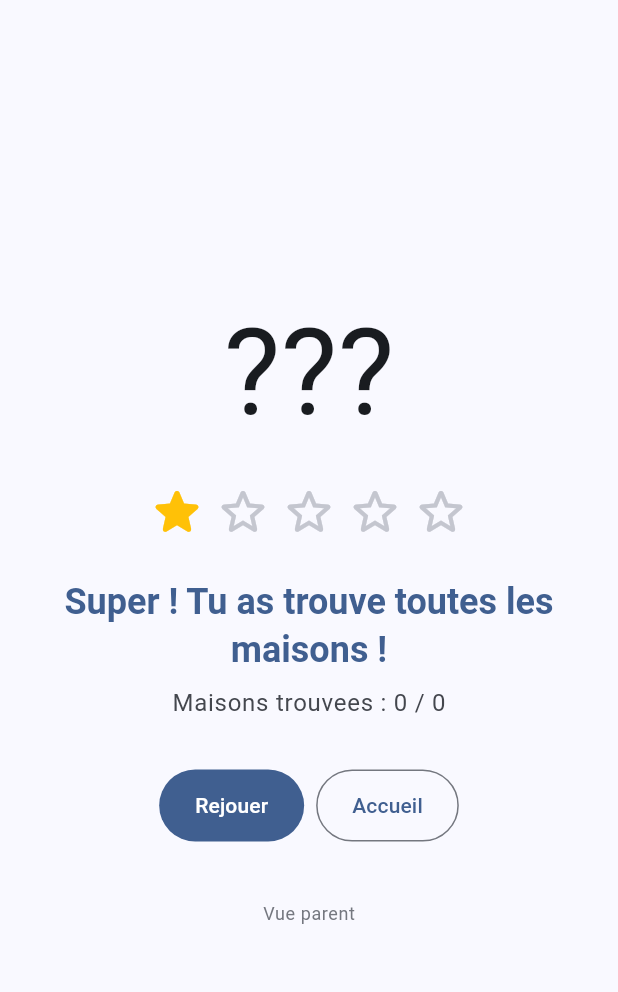
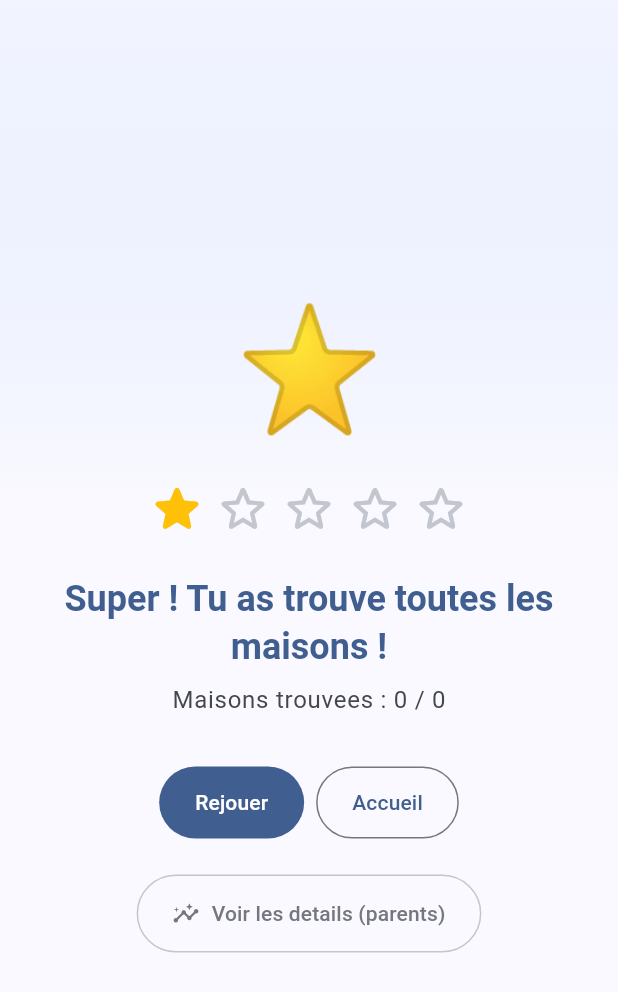
Before and after one commit to sky1241/s-TDHA-jeu, a Flutter app: the ResultScreen screen opened directly with empty values, on a phone screen of 412 x 824 dp. Shown: the top 992 px of the screen. Run offline on Flutter 3.47's test engine with Material 3 defaults, Android fonts, the phone set to English and light mode, and no system bars; our stand-ins replace shared_preferences; accounts and stored records are empty.

Commit message:
Fix emojis corrompus + UX polish v3
- Remplace tous les ??? par des Unicode escapes (profil, feedback, data cards)
- Gradient subtil sur game screen et result screen
- Bouton "Vue parent" plus visible (OutlinedButton.icon)
- Semantics/accessibilite sur les images (village, stimuli)
- Tooltip sur bouton retour
- BouncingScrollPhysics sur parent view et historique
- 0 erreurs, 0 warnings flutter analyze

Co-Authored-By: Claude Opus 4.6 <noreply@anthropic.com>

```diff
--- a/lib/main.dart
+++ b/lib/main.dart
@@ -259,11 +259,14 @@ class _HomeScreenState extends State<HomeScreen> with SingleTickerProviderStateM
                     Card(
                       elevation: 4,
                       clipBehavior: Clip.antiAlias,
+                      child: Semantics(
+                        label: 'Village des Schtroumpfs',
                         child: Image.asset(
                           'assets/images/village_stroumpf.jpg',
                           height: 200,
                           width: double.infinity,
                           fit: BoxFit.cover,
+                        ),
                       ),
                     ),
                     const SizedBox(height: _S.l),
@@ -438,11 +441,11 @@ class GameResult {
   };
 
   String get profileEmoji => switch (profile) {
-    AttentionProfile.typical => '???',
-    AttentionProfile.highVariability => '????',
-    AttentionProfile.inattention => '????',
-    AttentionProfile.impulsivity => '???',
-    AttentionProfile.mixed => '????',
+    AttentionProfile.typical => '\u2B50',
+    AttentionProfile.highVariability => '\u{1F3AF}',
+    AttentionProfile.inattention => '\u{1F50D}',
+    AttentionProfile.impulsivity => '\u26A1',
+    AttentionProfile.mixed => '\u{1F300}',
   };
 
   String get kidMessage => switch (profile) {
@@ -613,10 +616,10 @@ class _GameScreenState extends State<GameScreen> with SingleTickerProviderStateM
       _reactionTimes.add(DateTime.now().difference(stim.shownAt).inMicroseconds / 1000.0);
       _bounceCtrl.reverse();
       HapticFeedback.lightImpact();
-      _showFeedback('???', Colors.green);
+      _showFeedback('\u2714', Colors.green);
     } else {
       HapticFeedback.heavyImpact();
-      _showFeedback('???', Colors.red);
+      _showFeedback('\u2718', Colors.red);
     }
   }
 
@@ -674,8 +677,15 @@ class _GameScreenState extends State<GameScreen> with SingleTickerProviderStateM
     final progress = _currentRound / totalRounds;
 
     return Scaffold(
-      backgroundColor: cs.surface,
-      body: SafeArea(
+      body: Container(
+        decoration: BoxDecoration(
+          gradient: LinearGradient(
+            begin: Alignment.topCenter,
+            end: Alignment.bottomCenter,
+            colors: [cs.primaryContainer.withValues(alpha: 0.15), cs.surface],
+          ),
+        ),
+        child: SafeArea(
         child: GestureDetector(
           onTap: _onTap,
           behavior: HitTestBehavior.opaque,
@@ -751,7 +761,10 @@ class _GameScreenState extends State<GameScreen> with SingleTickerProviderStateM
                               height: 200,
                               child: _currentStimulus == null
                                   ? const SizedBox.shrink()
-                                  : Image.asset(_currentStimulus!.asset, height: 200, fit: BoxFit.contain),
+                                  : Semantics(
+                      label: _currentStimulus!.type == StimulusType.house ? 'Maison' : 'Schtroumpf',
+                      child: Image.asset(_currentStimulus!.asset, height: 200, fit: BoxFit.contain),
+                    ),
                             ),
                           ),
                           if (_feedbackIcon != null)
@@ -783,6 +796,7 @@ class _GameScreenState extends State<GameScreen> with SingleTickerProviderStateM
           ),
         ),
       ),
+      ),
     );
   }
 }
@@ -804,8 +818,16 @@ class _ResultScreenState extends State<ResultScreen> {
   Widget build(BuildContext context) {
     final cs = Theme.of(context).colorScheme;
     return Scaffold(
-      backgroundColor: cs.surface,
-      body: SafeArea(
+      body: Container(
+        decoration: BoxDecoration(
+          gradient: LinearGradient(
+            begin: Alignment.topCenter,
+            end: Alignment.bottomCenter,
+            colors: [cs.primaryContainer.withValues(alpha: 0.2), cs.surface],
+            stops: const [0.0, 0.4],
+          ),
+        ),
+        child: SafeArea(
           child: AnimatedSwitcher(
             duration: _Anim.standard,
             switchInCurve: _Anim.enter,
@@ -813,6 +835,7 @@ class _ResultScreenState extends State<ResultScreen> {
             child: _parentMode
                 ? _ParentView(key: const ValueKey('p'), result: widget.result, onBack: () => setState(() => _parentMode = false))
                 : _KidView(key: const ValueKey('k'), result: widget.result, onParentMode: () => setState(() => _parentMode = true)),
+          ),
         ),
       ),
     );
@@ -915,9 +938,14 @@ class _KidViewState extends State<_KidView> with SingleTickerProviderStateMixin
               ],
             ),
             const SizedBox(height: _S.l),
-            TextButton(
+            OutlinedButton.icon(
               onPressed: widget.onParentMode,
-              child: Text('Vue parent', style: tt.bodySmall?.copyWith(color: cs.outline)),
+              icon: Icon(Icons.insights_rounded, size: 18, color: cs.outline),
+              label: Text('Voir les details (parents)', style: tt.labelLarge?.copyWith(color: cs.outline)),
+              style: OutlinedButton.styleFrom(
+                side: BorderSide(color: cs.outlineVariant),
+                padding: const EdgeInsets.symmetric(horizontal: _S.l, vertical: _S.m),
+              ),
             ),
           ],
         ),
@@ -940,6 +968,7 @@ class _ParentView extends StatelessWidget {
     final tt = Theme.of(context).textTheme;
 
     return SingleChildScrollView(
+      physics: const BouncingScrollPhysics(),
       padding: const EdgeInsets.all(_S.m + _S.xs),
       child: Column(
         crossAxisAlignment: CrossAxisAlignment.start,
@@ -948,6 +977,7 @@ class _ParentView extends StatelessWidget {
             IconButton(
               onPressed: onBack,
               icon: Icon(Icons.arrow_back_rounded, color: cs.primary),
+              tooltip: 'Retour',
               constraints: const BoxConstraints(minWidth: _S.xxl, minHeight: _S.xxl),
             ),
             const SizedBox(width: _S.s),
@@ -980,23 +1010,23 @@ class _ParentView extends StatelessWidget {
           const SizedBox(height: _S.s),
 
           _Section('Temps de reaction'),
-          _DataCard(icon: '???', label: 'RT moyen',
+          _DataCard(icon: '\u23F1', label: 'RT moyen',
             value: '${result.meanRtMs > 0 ? result.meanRtMs.toStringAsFixed(0) : "--"} ms',
             subtitle: '${result.rtCategory}  |  Norme ~655ms, TDAH ~734ms',
             highlight: result.meanRtMs > 734 && result.meanRtMs > 0),
           const SizedBox(height: _S.s),
-          _DataCard(icon: '????', label: 'Variabilite (IIV)',
+          _DataCard(icon: '\u{1F4CA}', label: 'Variabilite (IIV)',
             value: '${result.sdRtMs > 0 ? result.sdRtMs.toStringAsFixed(0) : "--"} ms',
             subtitle: '${result.variabilityCategory}  |  Norme ~204ms, TDAH >=250ms',
             highlight: result.sdRtMs >= 250),
           const SizedBox(height: _S.s),
 
           _Section('Erreurs'),
-          _DataCard(icon: '????', label: 'Omissions',
+          _DataCard(icon: '\u{1F441}', label: 'Omissions',
             value: '${result.misses}/${result.totalTargets}  (${(result.omissionRate * 100).toStringAsFixed(0)}%)',
             subtitle: 'Seuil : >=30% = inattention', highlight: result.omissionRate >= 0.30),
           const SizedBox(height: _S.s),
-          _DataCard(icon: '???', label: 'Commissions',
+          _DataCard(icon: '\u26A1', label: 'Commissions',
             value: '${result.falseAlarms}  (${(result.commissionRate * 100).toStringAsFixed(0)}%)',
             subtitle: 'Seuil : >=25% = impulsivite', highlight: result.commissionRate >= 0.25),
           const SizedBox(height: _S.l),
@@ -1609,6 +1639,7 @@ class _HistoryScreenState extends State<HistoryScreen> {
               ]),
             ))
           : ListView.builder(
+              physics: const BouncingScrollPhysics(),
               padding: const EdgeInsets.all(_S.m),
               itemCount: _history.length,
               itemBuilder: (_, i) {
```
Lines whose indentation alone changed are shown as unchanged.
